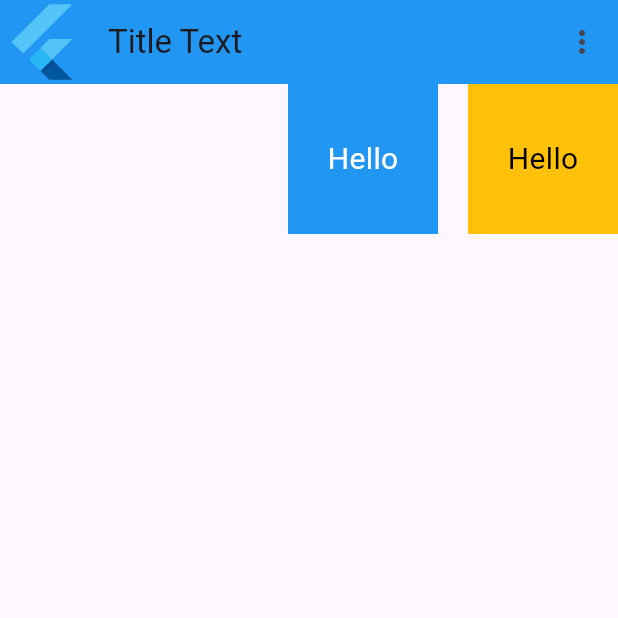
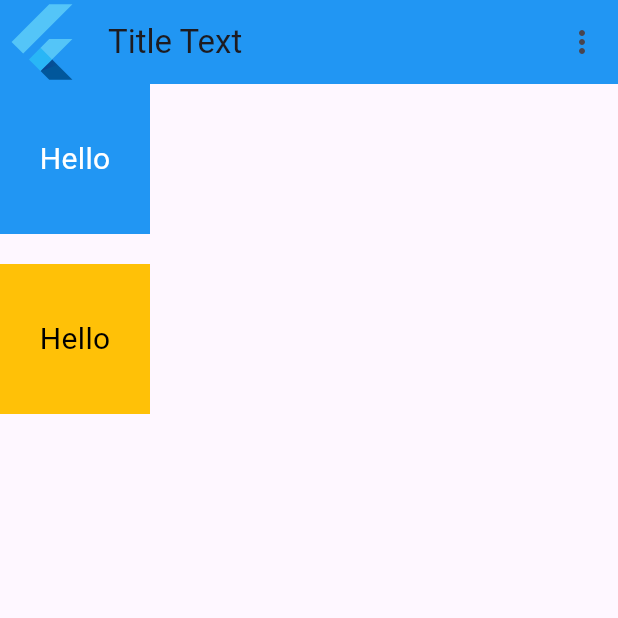
Before and after one commit to abdulahrudisoru/basic_flutter_exercises, a Flutter app: the screen it shows after launch, on a phone screen of 412 x 824 dp, the top half of it. Run offline on Flutter 3.47's test engine with Material 3 defaults, Android fonts, the phone set to English and light mode, and no system bars.

Commit message:
Question 010

```diff
--- a/lib/main.dart
+++ b/lib/main.dart
@@ -7,6 +7,7 @@
 import 'package:basic_flutter_exercises/questions/question_007.dart';
 import 'package:basic_flutter_exercises/questions/question_008.dart';
 import 'package:basic_flutter_exercises/questions/question_009.dart';
+import 'package:basic_flutter_exercises/questions/question_010.dart';
 import 'package:flutter/material.dart';
 
 void main() {
@@ -26,6 +27,7 @@
     // return Question006();
     // return Question007();
     // return Question008();
-    return Question009();
+    // return Question009();
+    return Question010();
   }
 }
--- a/lib/questions/question_007.dart
+++ b/lib/questions/question_007.dart
@@ -56,6 +56,5 @@
         ),
       ),
     );
-    ;
   }
 }
--- a/lib/questions/question_010.dart
+++ b/lib/questions/question_010.dart
@@ -0,0 +1,60 @@
+import 'package:flutter/material.dart';
+
+class Question010 extends StatelessWidget {
+  const Question010({super.key});
+
+  @override
+  Widget build(BuildContext context) {
+    return MaterialApp(
+      debugShowCheckedModeBanner: false,
+      home: Scaffold(
+        appBar: AppBar(
+          backgroundColor: Colors.blue,
+          centerTitle: false,
+          title: Text("Title Text"),
+          leading: FlutterLogo(),
+          actions: [
+            IconButton(
+                onPressed: () {
+                  print("Click");
+                },
+                icon: Icon(Icons.more_vert)),
+          ],
+        ),
+        body: Column(
+          children: [
+            Container(
+              width: 100,
+              height: 100,
+              decoration: BoxDecoration(
+                color: Colors.blue,
+              ),
+              child: Center(
+                child: Text(
+                  "Hello",
+                  style: TextStyle(fontSize: 20, color: Colors.white),
+                ),
+              ),
+            ),
+            SizedBox(
+              height: 20,
+            ),
+            Container(
+              width: 100,
+              height: 100,
+              decoration: BoxDecoration(
+                color: Colors.amber,
+              ),
+              child: Center(
+                child: Text(
+                  "Hello",
+                  style: TextStyle(fontSize: 20, color: Colors.black),
+                ),
+              ),
+            ),
+          ],
+        ),
+      ),
+    );
+  }
+}
```
